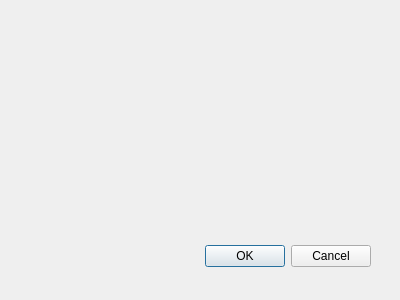
Before: the Qt Designer form map_finds_dialog_base.ui in mk-archaeo/mapfinds, drawn with Qt 5.
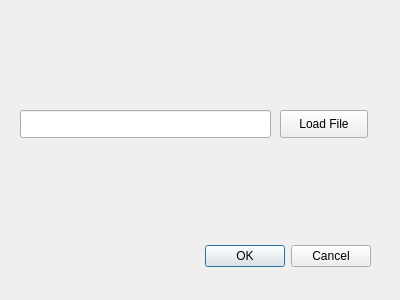
After: the same form once the commit is applied.

Commit message: make package VERSION=Version_0.1

```diff
--- a/map_finds_dialog_base.ui
+++ b/map_finds_dialog_base.ui
@@ -28,6 +28,29 @@
     <set>QDialogButtonBox::Cancel|QDialogButtonBox::Ok</set>
    </property>
   </widget>
+  <widget class="QPushButton" name="pushButton">
+   <property name="geometry">
+    <rect>
+     <x>280</x>
+     <y>110</y>
+     <width>88</width>
+     <height>28</height>
+    </rect>
+   </property>
+   <property name="text">
+    <string>Load File</string>
+   </property>
+  </widget>
+  <widget class="QLineEdit" name="lineEdit">
+   <property name="geometry">
+    <rect>
+     <x>20</x>
+     <y>110</y>
+     <width>251</width>
+     <height>28</height>
+    </rect>
+   </property>
+  </widget>
  </widget>
  <resources/>
  <connections>
```
Left out of the diff: 41 changed lines with no effect on the pictures. The commit also changes 1 other file.
